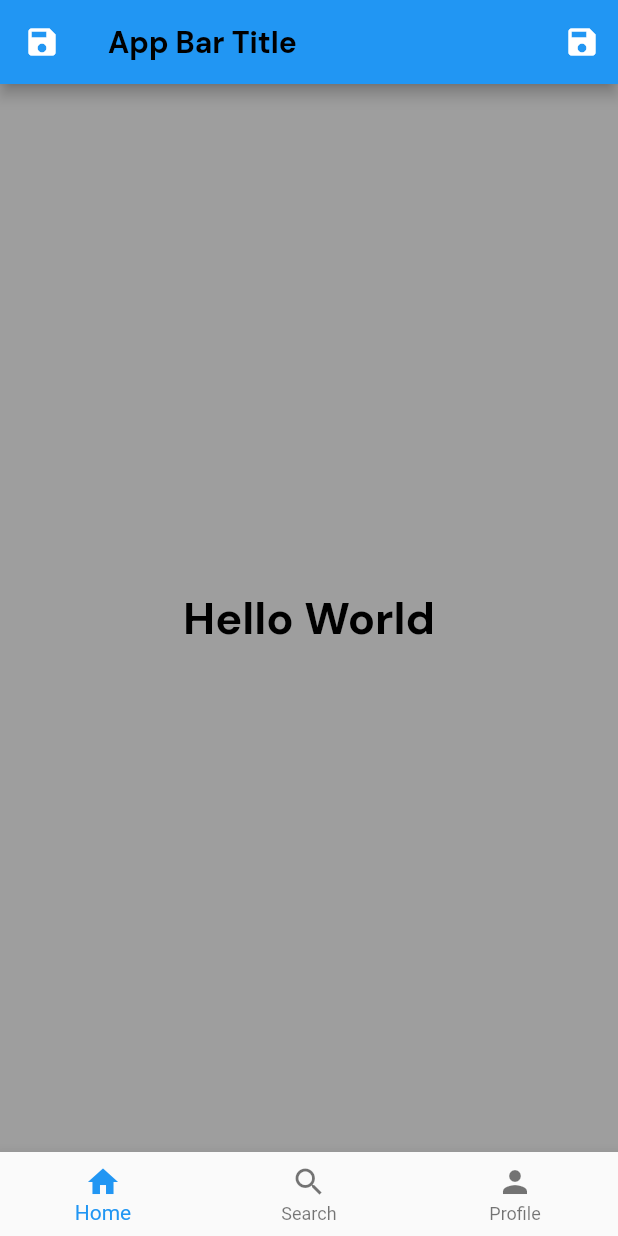
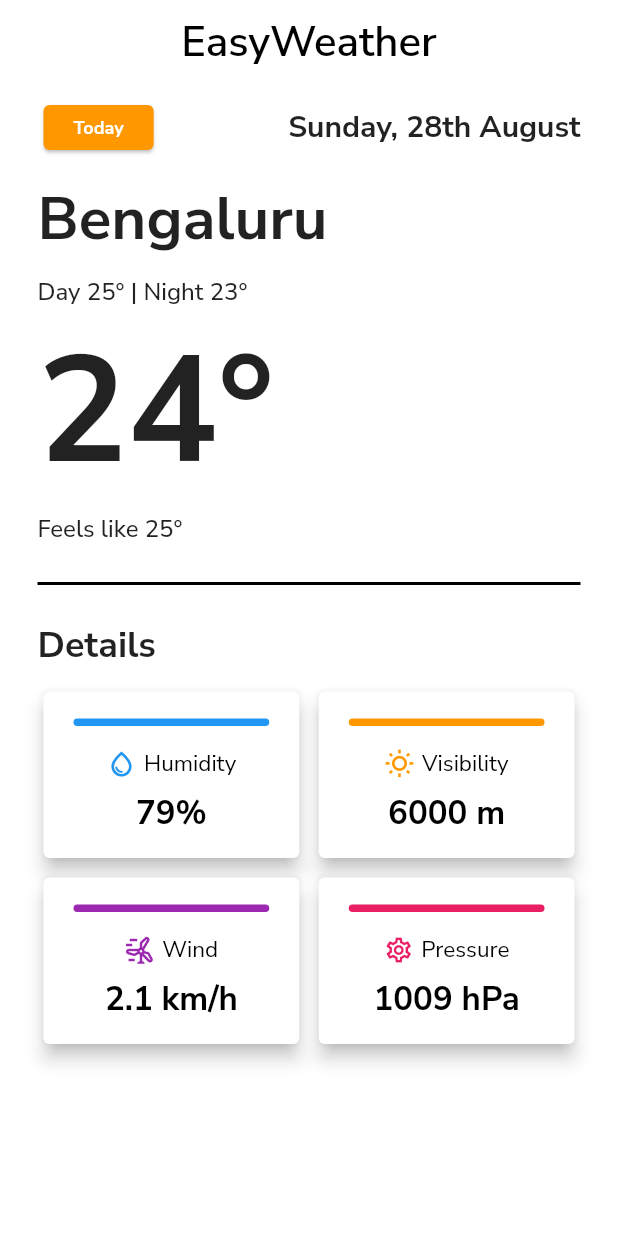
Before and after one commit to ShivamGoyal1899/mentro_weather_app, a Flutter app: the screen it shows after launch, on a phone screen of 412 x 824 dp. Run offline on Flutter 3.47's test engine with Material 2 defaults, Android fonts, the phone set to English and light mode, and no system bars; our stand-ins replace google_fonts.

Commit message:
add: ui for weather app

```diff
--- /dev/null
+++ b/lib/home_screen.dart
@@ -0,0 +1,278 @@
+import 'package:flutter/material.dart';
+import 'package:google_fonts/google_fonts.dart';
+
+class HomeScreen extends StatelessWidget {
+  const HomeScreen({Key? key}) : super(key: key);
+
+  @override
+  Widget build(BuildContext context) {
+    return Scaffold(
+      backgroundColor: Colors.white,
+      appBar: AppBar(
+        backgroundColor: Colors.white,
+        elevation: 0.0,
+        centerTitle: true,
+        title: Text(
+          "EasyWeather",
+          style: GoogleFonts.nunitoSans(
+            fontWeight: FontWeight.w600,
+            fontSize: 28.0,
+            color: Colors.black,
+          ),
+        ),
+      ),
+      body: ListView(
+        padding: const EdgeInsets.fromLTRB(25.0, 10.0, 25.0, 25.0),
+        children: const [
+          WeatherInfo(),
+          Divider(
+            color: Colors.black,
+            height: 50.0,
+            thickness: 2.0,
+          ),
+          WeatherDetails(),
+        ],
+      ),
+    );
+  }
+}
+
+class WeatherInfo extends StatelessWidget {
+  const WeatherInfo({
+    Key? key,
+  }) : super(key: key);
+
+  @override
+  Widget build(BuildContext context) {
+    return Column(
+      crossAxisAlignment: CrossAxisAlignment.start,
+      children: [
+        Row(
+          mainAxisAlignment: MainAxisAlignment.spaceBetween,
+          children: [
+            Card(
+              color: Colors.orange,
+              child: Padding(
+                padding: const EdgeInsets.symmetric(
+                  horizontal: 20.0,
+                  vertical: 7.0,
+                ),
+                child: Text(
+                  "Today",
+                  style: GoogleFonts.nunitoSans(
+                    fontWeight: FontWeight.w700,
+                    color: Colors.white,
+                    fontSize: 12.0,
+                  ),
+                ),
+              ),
+            ),
+            const SizedBox(
+              width: 10.0,
+            ),
+            Expanded(
+              child: Text(
+                "Sunday, 28th August",
+                style: GoogleFonts.nunitoSans(
+                  fontWeight: FontWeight.w700,
+                  fontSize: 20.0,
+                ),
+                textAlign: TextAlign.end,
+              ),
+            ),
+          ],
+        ),
+        const SizedBox(
+          height: 15.0,
+        ),
+        Text(
+          "Bengaluru",
+          style: GoogleFonts.nunitoSans(
+            fontWeight: FontWeight.w700,
+            fontSize: 40.0,
+          ),
+        ),
+        const SizedBox(
+          height: 10.0,
+        ),
+        Text(
+          "Day 25° | Night 23°",
+          style: GoogleFonts.nunitoSans(
+            fontWeight: FontWeight.w500,
+            fontSize: 16.0,
+          ),
+        ),
+        Text(
+          "24°",
+          style: GoogleFonts.nunitoSans(
+            fontWeight: FontWeight.w700,
+            fontSize: 100.0,
+          ),
+        ),
+        Text(
+          "Feels like 25°",
+          style: GoogleFonts.nunitoSans(
+            fontWeight: FontWeight.w500,
+            fontSize: 16.0,
+          ),
+        ),
+      ],
+    );
+  }
+}
+
+class WeatherDetails extends StatelessWidget {
+  const WeatherDetails({Key? key}) : super(key: key);
+
+  @override
+  Widget build(BuildContext context) {
+    return SizedBox(
+      width: double.infinity,
+      child: Column(
+        crossAxisAlignment: CrossAxisAlignment.start,
+        children: [
+          Text(
+            "Details",
+            style: GoogleFonts.nunitoSans(
+              fontWeight: FontWeight.w700,
+              fontSize: 24.0,
+            ),
+          ),
+          const SizedBox(
+            height: 10.0,
+          ),
+          GridView(
+            shrinkWrap: true,
+            physics: const NeverScrollableScrollPhysics(),
+            gridDelegate: SliverGridDelegateWithFixedCrossAxisCount(
+              crossAxisCount:
+                  MediaQuery.of(context).orientation == Orientation.portrait
+                      ? 2
+                      : 4,
+              childAspectRatio: 1.5,
+              mainAxisSpacing: 5.0,
+              crossAxisSpacing: 5.0,
+            ),
+            children: const [
+              WeatherDetailCard(
+                title: "Humidity",
+                icon: Icons.water_drop_outlined,
+                accentColor: Colors.blue,
+                data: "79%",
+              ),
+              WeatherDetailCard(
+                title: "Visibility",
+                icon: Icons.wb_sunny_outlined,
+                accentColor: Colors.orange,
+                data: "6000 m",
+              ),
+              WeatherDetailCard(
+                title: "Wind",
+                icon: Icons.wind_power_outlined,
+                accentColor: Colors.purple,
+                data: "2.1 km/h",
+              ),
+              WeatherDetailCard(
+                title: "Pressure",
+                icon: Icons.settings_outlined,
+                accentColor: Colors.pink,
+                data: "1009 hPa",
+              ),
+            ],
+          ),
+        ],
+      ),
+    );
+  }
+}
+
+class WeatherDetailCard extends StatelessWidget {
+  final String title;
+  final String data;
+  final Color accentColor;
+  final IconData icon;
+
+  const WeatherDetailCard({
+    Key? key,
+    required this.title,
+    required this.data,
+    required this.accentColor,
+    required this.icon,
+  }) : super(key: key);
+
+  @override
+  Widget build(BuildContext context) {
+    return Card(
+      elevation: 5.0,
+      color: Colors.white,
+      child: Padding(
+        padding: const EdgeInsets.symmetric(
+          horizontal: 20.0,
+          vertical: 7.0,
+        ),
+        child: Column(
+          mainAxisAlignment: MainAxisAlignment.center,
+          crossAxisAlignment: CrossAxisAlignment.center,
+          children: [
+            RoundedEdgeDivider(
+              color: accentColor,
+            ),
+            const SizedBox(
+              height: 12.0,
+            ),
+            Row(
+              mainAxisAlignment: MainAxisAlignment.center,
+              children: [
+                Icon(
+                  icon,
+                  size: 20.0,
+                  color: accentColor,
+                ),
+                const SizedBox(
+                  width: 5.0,
+                ),
+                Text(
+                  title,
+                  style: GoogleFonts.nunitoSans(
+                    fontWeight: FontWeight.w400,
+                    color: Colors.black,
+                    fontSize: 15.0,
+                  ),
+                ),
+              ],
+            ),
+            const SizedBox(
+              height: 8.0,
+            ),
+            Text(
+              data,
+              style: GoogleFonts.nunitoSans(
+                fontWeight: FontWeight.w700,
+                color: Colors.black,
+                fontSize: 22.0,
+              ),
+            ),
+          ],
+        ),
+      ),
+    );
+  }
+}
+
+class RoundedEdgeDivider extends StatelessWidget {
+  final Color color;
+
+  const RoundedEdgeDivider({Key? key, required this.color}) : super(key: key);
+
+  @override
+  Widget build(BuildContext context) {
+    return Container(
+      margin: const EdgeInsets.symmetric(vertical: 3.0),
+      height: 5.0,
+      decoration: BoxDecoration(
+        borderRadius: BorderRadius.circular(5.0),
+        color: color,
+      ),
+    );
+  }
+}
--- a/lib/main.dart
+++ b/lib/main.dart
@@ -1,67 +1,18 @@
-import 'package:flutter/cupertino.dart';
 import 'package:flutter/material.dart';
-import 'package:google_fonts/google_fonts.dart';
+import 'package:mentro_weather_app/home_screen.dart';
 
-void main() => runApp(const MyApp());
+void main() {
+  runApp(const MyApp());
+}
 
 class MyApp extends StatelessWidget {
   const MyApp({Key? key}) : super(key: key);
 
   @override
   Widget build(BuildContext context) {
-    return MaterialApp(
-      title: 'Flutter Demo',
-      theme: ThemeData(
-        primarySwatch: Colors.blue,
-      ),
+    return const MaterialApp(
       debugShowCheckedModeBanner: false,
-      home: Scaffold(
-        appBar: AppBar(
-          leading: const Icon(Icons.save),
-          title: Text(
-            "App Bar Title",
-            style: GoogleFonts.dmSans(
-              color: Colors.black,
-              fontSize: 20.0,
-              fontWeight: FontWeight.w700,
-            ),
-          ),
-          actions: [
-            IconButton(
-              icon: const Icon(Icons.save),
-              onPressed: () {},
-            ),
-          ],
-        ),
-        backgroundColor: Colors.grey,
-        body: Container(
-          alignment: Alignment.center,
-          child: Text(
-            "Hello World",
-            style: GoogleFonts.dmSans(
-              color: Colors.black,
-              fontSize: 30.0,
-              fontWeight: FontWeight.w700,
-            ),
-          ),
-        ),
-        bottomNavigationBar: BottomNavigationBar(
-          items: const [
-            BottomNavigationBarItem(
-              icon: Icon(Icons.home),
-              label: "Home",
-            ),
-            BottomNavigationBarItem(
-              icon: Icon(Icons.search),
-              label: "Search",
-            ),
-            BottomNavigationBarItem(
-              icon: Icon(Icons.person),
-              label: "Profile",
-            ),
-          ],
-        ),
-      ),
+      home: HomeScreen(),
     );
   }
 }
```
